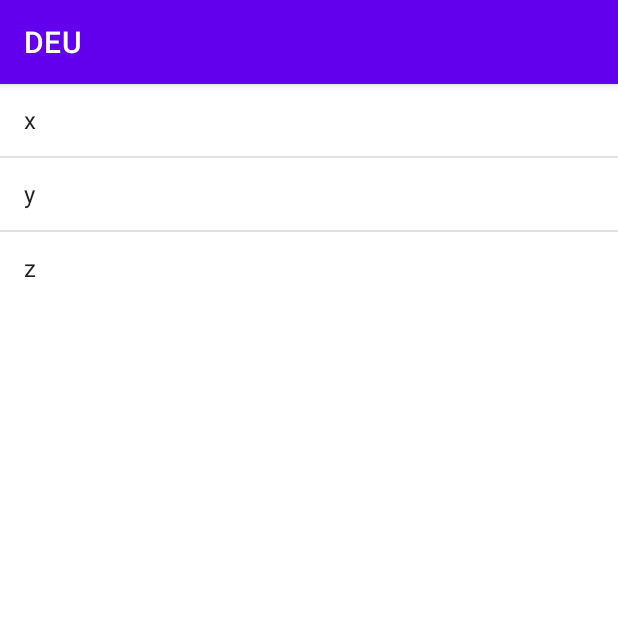
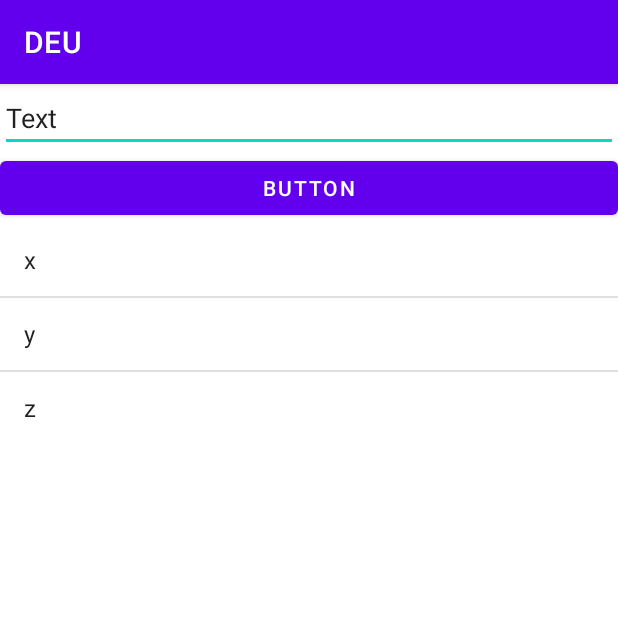
Before and after one commit to pers0n4/AndroidDEU, an Android app: the AdapterViewDemoActivity screen opened directly, with no data from a screen before it, on a phone screen of 412 x 824 dp, the top half of it. Run offline under Robolectric (Android 15) with nearby library versions, the phone set to English and light mode, and no system bars.

Commit message:
feat: implement dynamically change list item feature

```diff
--- a/app/src/main/java/kr/ac/deu/se/example/AdapterViewDemoActivity.kt
+++ b/app/src/main/java/kr/ac/deu/se/example/AdapterViewDemoActivity.kt
@@ -2,8 +2,9 @@ package kr.ac.deu.se.example
 
 import androidx.appcompat.app.AppCompatActivity
 import android.os.Bundle
-import android.widget.AdapterView
 import android.widget.ArrayAdapter
+import android.widget.Button
+import android.widget.EditText
 import android.widget.ListView
 import android.widget.Toast
 
@@ -12,11 +13,25 @@ class AdapterViewDemoActivity : AppCompatActivity() {
         super.onCreate(savedInstanceState)
         setContentView(R.layout.activity_adapter_view_demo)
 
-        val listItems = arrayOf("x", "y", "z")
+        val listItems = mutableListOf("x", "y", "z")
 
         val adapter = ArrayAdapter(this, android.R.layout.simple_list_item_1, listItems)
         val listView = findViewById<ListView>(R.id.listView)
         listView.adapter = adapter
+
+        val editText = findViewById<EditText>(R.id.editText)
+        val button = findViewById<Button>(R.id.button)
+
+        button.setOnClickListener {
+            listItems.add(editText.text.toString())
+            adapter.notifyDataSetChanged()
+        }
+
+        listView.setOnItemLongClickListener { parent, view, position, id ->
+            listItems.removeAt(position)
+            adapter.notifyDataSetChanged()
+            return@setOnItemLongClickListener false
+        }
 
         listView.setOnItemClickListener { parent, view, position, id ->
             Toast.makeText(applicationContext, listItems[position], Toast.LENGTH_SHORT).show()
--- a/app/src/main/res/layout/activity_adapter_view_demo.xml
+++ b/app/src/main/res/layout/activity_adapter_view_demo.xml
@@ -6,14 +6,34 @@
     android:layout_height="match_parent"
     tools:context=".AdapterViewDemoActivity">
 
-    <ListView
-        android:id="@+id/listView"
+    <LinearLayout
         android:layout_width="match_parent"
-        android:layout_height="wrap_content"
+        android:layout_height="match_parent"
+        android:orientation="vertical"
         app:layout_constraintBottom_toBottomOf="parent"
         app:layout_constraintEnd_toEndOf="parent"
         app:layout_constraintStart_toStartOf="parent"
-        app:layout_constraintTop_toTopOf="parent"
-        app:layout_constraintVertical_bias="0.0" />
+        app:layout_constraintTop_toTopOf="parent">
+
+        <EditText
+            android:id="@+id/editText"
+            android:layout_width="match_parent"
+            android:layout_height="wrap_content"
+            android:hint="EditText"
+            android:inputType="text"
+            android:text="Text" />
+
+        <Button
+            android:id="@+id/button"
+            android:layout_width="match_parent"
+            android:layout_height="wrap_content"
+            android:text="Button" />
+
+        <ListView
+            android:id="@+id/listView"
+            android:layout_width="match_parent"
+            android:layout_height="wrap_content" />
+
+    </LinearLayout>
 
 </androidx.constraintlayout.widget.ConstraintLayout>
```
